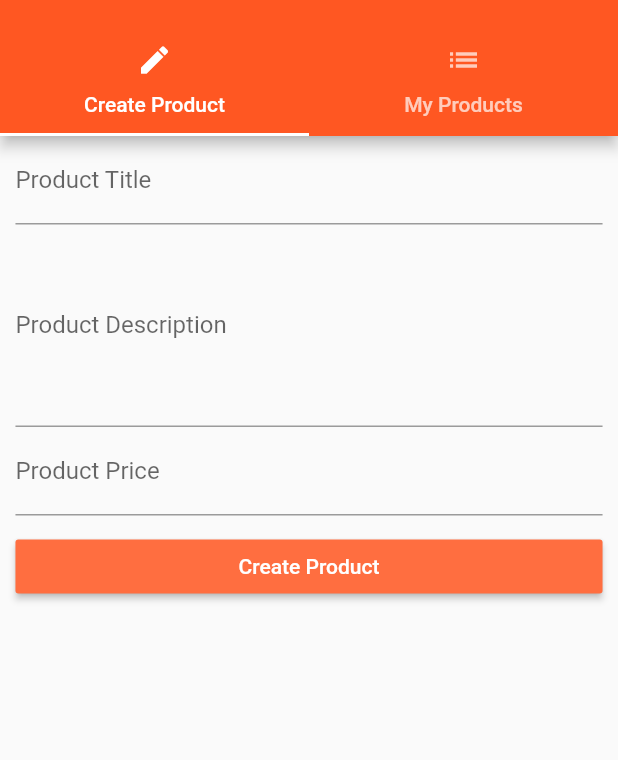
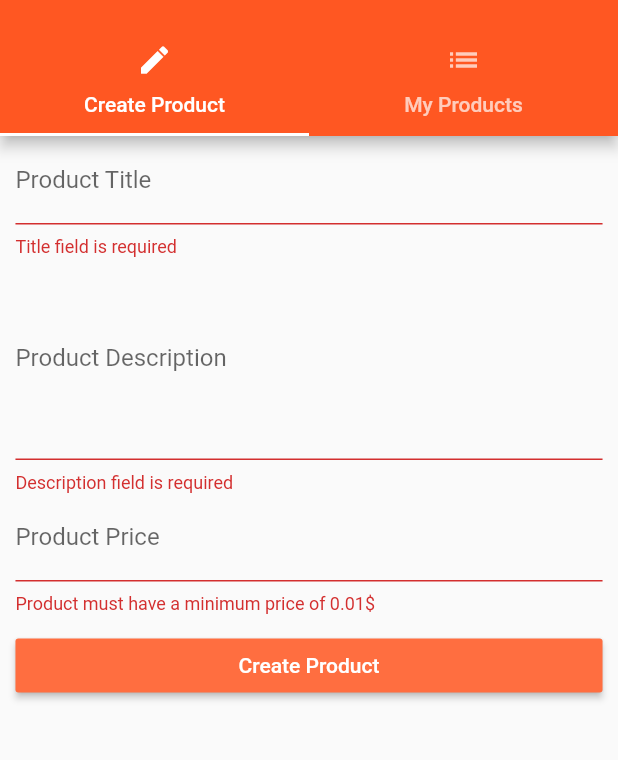
Before and after one commit to khorotyan/shoppingapp, a Flutter app: the ProductsAdminPage screen opened by its route, after a tap on "Create Product", on a phone screen of 412 x 824 dp, the part 59-819 px from its top. Run offline on Flutter 3.47's test engine with Material 2 defaults, Android fonts, the phone set to English and light mode, and no system bars.

Commit message:
Added text field validations for the create product page

```diff
--- a/simple_flutter_list/lib/pages/product_create_page.dart
+++ b/simple_flutter_list/lib/pages/product_create_page.dart
@@ -17,11 +17,20 @@ class _ProductCreatePageState extends State<ProductCreatePage> {
   String _title = '';
   String _description = '';
   double _price = 0.0;
+  TextEditingController priceTextFieldController = new TextEditingController();
+
   final GlobalKey<FormState> _formKey = new GlobalKey<FormState>();
 
   Widget _buildTitleTextField() {
     return TextFormField(
       decoration: InputDecoration(labelText: 'Product Title'),
+      validator: (String value) {
+        if (value.isEmpty) {
+          return 'Title field is required';
+        } else if (value.length < 3) {
+          return 'Title must be 3 or more characters long';
+        }
+      },
       onSaved: (String value) {
         setState(() {
           _title = value;
@@ -34,6 +43,13 @@ class _ProductCreatePageState extends State<ProductCreatePage> {
     return TextFormField(
         decoration: InputDecoration(labelText: 'Product Description'),
         maxLines: 5,
+        validator: (String value) {
+          if (value.isEmpty) {
+            return 'Description field is required';
+          } else if (value.length < 15) {
+            return 'Description must be 15 or more characters long';
+          }
+        },
         onSaved: (String value) {
           setState(() {
             _description = value;
@@ -43,11 +59,26 @@ class _ProductCreatePageState extends State<ProductCreatePage> {
 
   Widget _buildPriceTextField() {
     return TextFormField(
+        controller: priceTextFieldController,
         decoration: InputDecoration(labelText: 'Product Price'),
         keyboardType: TextInputType.number,
+        validator: (String value) {
+          if (value.isEmpty) {
+            return 'Product must have a minimum price of 0.01\$';
+          } else if (!RegExp(r'^(?:[1-9]\d*|0)?(?:[.,]\d+)?$').hasMatch(value)) {
+            return 'Please input a valid price';
+          }
+        },
         onSaved: (String value) {
           setState(() {
-            _price = double.parse(value);
+            double price = double.parse(value);
+
+            if (price < 0.01) {
+              price = 0.01;
+            }
+
+            _price = price;
+            priceTextFieldController.text = price.toString();
           });
         });
   }
@@ -60,7 +91,12 @@ class _ProductCreatePageState extends State<ProductCreatePage> {
   }
 
   void _onCreateProductClick() {
-    _formKey.currentState.save();
+    // Calls all the validator methods on the forms,
+    //  true if all validations succeeds, false if at least one fails
+    if (!_formKey.currentState.validate()) {
+      _formKey.currentState.save();
+      return;
+    }
 
     final Product product =
         new Product(_title, _description, 'images/img512_512.png', _price);
```
